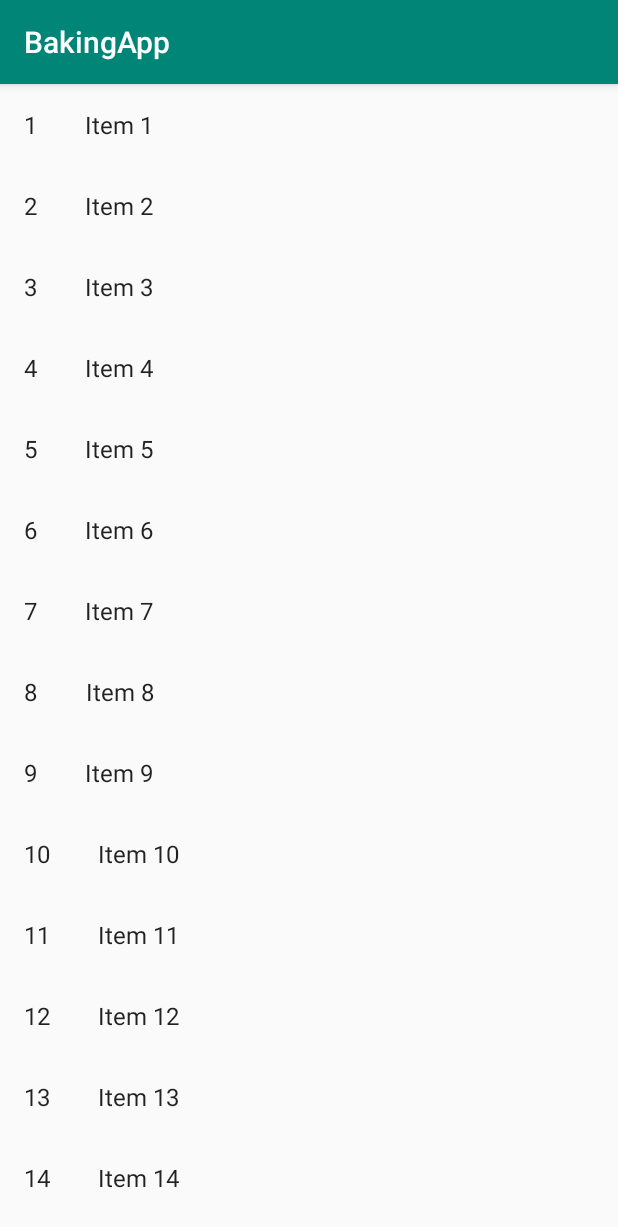
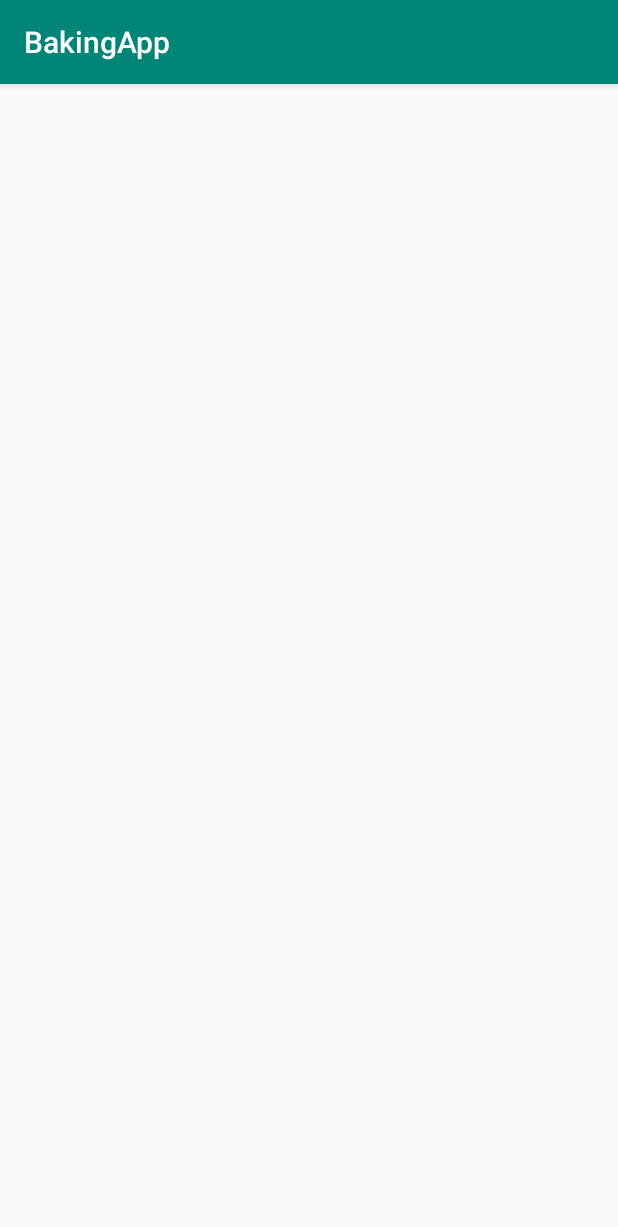
Before and after one commit to LulaV14/BakingApp, an Android app: the screen it shows after launch (MainActivity), on a phone screen of 412 x 824 dp. Shown: the top 1227 px of the screen. Run offline under Robolectric (Android 15) with nearby library versions, the phone set to English and light mode, and no system bars; 1 statement that could not run was skipped.

Commit message:
start fresh

```diff
--- a/app/src/main/java/com/example/lulavillalobos/bakingapp/Adapters/StepsAdapter.java
+++ /dev/null
@@ -1,82 +0,0 @@
-package com.example.lulavillalobos.bakingapp.Adapters;
-
-import android.support.v7.widget.RecyclerView;
-import android.view.LayoutInflater;
-import android.view.View;
-import android.view.ViewGroup;
-import android.widget.TextView;
-
-import com.example.lulavillalobos.bakingapp.R;
-import com.example.lulavillalobos.bakingapp.UI.StepsFragment.OnListFragmentInteractionListener;
-import com.example.lulavillalobos.bakingapp.dummy.DummyContent.DummyItem;
-
-import java.util.List;
-
-import butterknife.BindView;
-import butterknife.ButterKnife;
-
-/**
- * {@link RecyclerView.Adapter} that can display a {@link DummyItem} and makes a call to the
- * specified {@link OnListFragmentInteractionListener}.
- * TODO: Replace the implementation with code for your data type.
- */
-public class StepsAdapter extends RecyclerView.Adapter<StepsAdapter.ViewHolder> {
-
-    private final List<DummyItem> mValues;
-    private final OnListFragmentInteractionListener mListener;
-
-    public StepsAdapter(List<DummyItem> items, OnListFragmentInteractionListener listener) {
-        mValues = items;
-        mListener = listener;
-    }
-
-    @Override
-    public ViewHolder onCreateViewHolder(ViewGroup parent, int viewType) {
-        View view = LayoutInflater.from(parent.getContext())
-                .inflate(R.layout.fragment_steps, parent, false);
-        return new ViewHolder(view);
-    }
-
-    @Override
-    public void onBindViewHolder(final ViewHolder holder, int position) {
-        holder.mItem = mValues.get(position);
-        holder.mStepNumber.setText(mValues.get(position).id);
-        holder.mStepDescription.setText(mValues.get(position).content);
-
-        holder.mView.setOnClickListener(new View.OnClickListener() {
-            @Override
-            public void onClick(View v) {
-                if (null != mListener) {
-                    // Notify the active callbacks interface (the activity, if the
-                    // fragment is attached to one) that an item has been selected.
-                    mListener.onListFragmentInteraction(holder.mItem);
-                }
-            }
-        });
-    }
-
-    @Override
-    public int getItemCount() {
-        return mValues.size();
-    }
-
-    public class ViewHolder extends RecyclerView.ViewHolder {
-        @BindView(R.id.step_number)
-        TextView mStepNumber;
-        @BindView(R.id.step_description)
-        TextView mStepDescription;
-        public final View mView;
-        public DummyItem mItem;
-
-        public ViewHolder(View view) {
-            super(view);
-            ButterKnife.bind(this, view);
-            mView = view;
-        }
-
-        @Override
-        public String toString() {
-            return super.toString() + " '" + mStepDescription.getText() + "'";
-        }
-    }
-}
--- a/app/src/main/java/com/example/lulavillalobos/bakingapp/UI/DescriptionFragment.java
+++ /dev/null
@@ -1,114 +0,0 @@
-package com.example.lulavillalobos.bakingapp.UI;
-
-import android.content.Context;
-import android.net.Uri;
-import android.os.Bundle;
-import android.support.v4.app.Fragment;
-import android.view.LayoutInflater;
-import android.view.View;
-import android.view.ViewGroup;
-import android.widget.TextView;
-
-import com.example.lulavillalobos.bakingapp.R;
-
-import butterknife.BindView;
-import butterknife.ButterKnife;
-
-/**
- * A simple {@link Fragment} subclass.
- * Activities that contain this fragment must implement the
- * {@link DescriptionFragment.OnFragmentInteractionListener} interface
- * to handle interaction events.
- * Use the {@link DescriptionFragment#newInstance} factory method to
- * create an instance of this fragment.
- */
-public class DescriptionFragment extends Fragment {
-
-    private static final String STEP_NUMBER_KEY = "step_number";
-
-    private String mStepNumber;
-
-//    private OnFragmentInteractionListener mListener;
-
-    @BindView(R.id.step_description_frag)
-    TextView tvStepNumber;
-
-    public DescriptionFragment() {
-        // Required empty public constructor
-    }
-
-    /**
-     * Use this factory method to create a new instance of
-     * this fragment using the provided parameters.
-     *
-     * @param step_number Parameter 1.
-     * @return A new instance of fragment DescriptionFragment.
-     */
-    // TODO: Rename and change types and number of parameters
-    public static DescriptionFragment newInstance(String step_number) {
-        DescriptionFragment fragment = new DescriptionFragment();
-        Bundle args = new Bundle();
-        args.putString(STEP_NUMBER_KEY, step_number);
-        fragment.setArguments(args);
-        return fragment;
-    }
-
-    @Override
-    public void onCreate(Bundle savedInstanceState) {
-        super.onCreate(savedInstanceState);
-        if (getArguments() != null) {
-            mStepNumber = getArguments().getString(STEP_NUMBER_KEY);
-        }
-    }
-
-    @Override
-    public View onCreateView(LayoutInflater inflater, ViewGroup container,
-                             Bundle savedInstanceState) {
-        // Inflate the layout for this fragment
-        View view = inflater.inflate(R.layout.fragment_description, container, false);
-        ButterKnife.bind(this, view);
-
-        tvStepNumber.setText(mStepNumber);
-
-        return view;
-    }
-
-    // TODO: Rename method, update argument and hook method into UI event
-//    public void onButtonPressed(Uri uri) {
-//        if (mListener != null) {
-//            mListener.onFragmentInteraction(uri);
-//        }
-//    }
-
-    @Override
-    public void onAttach(Context context) {
-        super.onAttach(context);
-//        if (context instanceof OnFragmentInteractionListener) {
-//            mListener = (OnFragmentInteractionListener) context;
-//        } else {
-//            throw new RuntimeException(context.toString()
-//                    + " must implement OnFragmentInteractionListener");
-//        }
-    }
-
-    @Override
-    public void onDetach() {
-        super.onDetach();
-//        mListener = null;
-    }
-
-    /**
-     * This interface must be implemented by activities that contain this
-     * fragment to allow an interaction in this fragment to be communicated
-     * to the activity and potentially other fragments contained in that
-     * activity.
-     * <p>
-     * See the Android Training lesson <a href=
-     * "http://developer.android.com/training/basics/fragments/communicating.html"
-     * >Communicating with Other Fragments</a> for more information.
-     */
-//    public interface OnFragmentInteractionListener {
-//        // TODO: Update argument type and name
-//        void onFragmentInteraction(Uri uri);
-//    }
-}
--- a/app/src/main/java/com/example/lulavillalobos/bakingapp/UI/MainActivity.java
+++ b/app/src/main/java/com/example/lulavillalobos/bakingapp/UI/MainActivity.java
@@ -4,23 +4,12 @@ import android.support.v7.app.AppCompatActivity;
 import android.os.Bundle;
 
 import com.example.lulavillalobos.bakingapp.R;
-import com.example.lulavillalobos.bakingapp.dummy.DummyContent;
 
-import butterknife.BindView;
-
-public class MainActivity extends AppCompatActivity implements StepsFragment.OnListFragmentInteractionListener {
+public class MainActivity extends AppCompatActivity {
 
     @Override
     protected void onCreate(Bundle savedInstanceState) {
         super.onCreate(savedInstanceState);
         setContentView(R.layout.activity_main);
     }
-
-    @Override
-    public void onListFragmentInteraction(DummyContent.DummyItem item) {
-        Bundle bundle = new Bundle();
-        bundle.putString("step_number", item.id);
-        DescriptionFragment descriptionFragment = new DescriptionFragment();
-        descriptionFragment.setArguments(bundle);
-    }
 }
--- a/app/src/main/java/com/example/lulavillalobos/bakingapp/UI/StepsFragment.java
+++ /dev/null
@@ -1,109 +0,0 @@
-package com.example.lulavillalobos.bakingapp.UI;
-
-import android.content.Context;
-import android.os.Bundle;
-import android.support.v4.app.Fragment;
-import android.support.v7.widget.GridLayoutManager;
-import android.support.v7.widget.LinearLayoutManager;
-import android.support.v7.widget.RecyclerView;
-import android.view.LayoutInflater;
-import android.view.View;
-import android.view.ViewGroup;
-
-import com.example.lulavillalobos.bakingapp.Adapters.StepsAdapter;
-import com.example.lulavillalobos.bakingapp.R;
-import com.example.lulavillalobos.bakingapp.dummy.DummyContent;
-import com.example.lulavillalobos.bakingapp.dummy.DummyContent.DummyItem;
-
-/**
- * A fragment representing a list of Items.
- * <p/>
- * Activities containing this fragment MUST implement the {@link OnListFragmentInteractionListener}
- * interface.
- */
-public class StepsFragment extends Fragment {
-
-    // TODO: Customize parameter argument names
-    private static final String ARG_COLUMN_COUNT = "column-count";
-    // TODO: Customize parameters
-    private int mColumnCount = 1;
-    private OnListFragmentInteractionListener mListener;
-
-    /**
-     * Mandatory empty constructor for the fragment manager to instantiate the
-     * fragment (e.g. upon screen orientation changes).
-     */
-    public StepsFragment() {
-    }
-
-    // TODO: Customize parameter initialization
-    @SuppressWarnings("unused")
-    public static StepsFragment newInstance(int columnCount) {
-        StepsFragment fragment = new StepsFragment();
-        Bundle args = new Bundle();
-        args.putInt(ARG_COLUMN_COUNT, columnCount);
-        fragment.setArguments(args);
-        return fragment;
-    }
-
-    @Override
-    public void onCreate(Bundle savedInstanceState) {
-        super.onCreate(savedInstanceState);
-
-        if (getArguments() != null) {
-            mColumnCount = getArguments().getInt(ARG_COLUMN_COUNT);
-        }
-    }
-
-    @Override
-    public View onCreateView(LayoutInflater inflater, ViewGroup container,
-                             Bundle savedInstanceState) {
-        View view = inflater.inflate(R.layout.fragment_steps_list, container, false);
-
-        // Set the adapter
-        if (view instanceof RecyclerView) {
-            Context context = view.getContext();
-            RecyclerView recyclerView = (RecyclerView) view;
-            if (mColumnCount <= 1) {
-                recyclerView.setLayoutManager(new LinearLayoutManager(context));
-            } else {
-                recyclerView.setLayoutManager(new GridLayoutManager(context, mColumnCount));
-            }
-            recyclerView.setAdapter(new StepsAdapter(DummyContent.ITEMS, mListener));
-        }
-        return view;
-    }
-
-
-    @Override
-    public void onAttach(Context context) {
-        super.onAttach(context);
-        if (context instanceof OnListFragmentInteractionListener) {
-            mListener = (OnListFragmentInteractionListener) context;
-        } else {
-            throw new RuntimeException(context.toString()
-                    + " must implement OnListFragmentInteractionListener");
-        }
-    }
-
-    @Override
-    public void onDetach() {
-        super.onDetach();
-        mListener = null;
-    }
-
-    /**
-     * This interface must be implemented by activities that contain this
-     * fragment to allow an interaction in this fragment to be communicated
-     * to the activity and potentially other fragments contained in that
-     * activity.
-     * <p/>
-     * See the Android Training lesson <a href=
-     * "http://developer.android.com/training/basics/fragments/communicating.html"
-     * >Communicating with Other Fragments</a> for more information.
-     */
-    public interface OnListFragmentInteractionListener {
-        // TODO: Update argument type and name
-        void onListFragmentInteraction(DummyItem item);
-    }
-}
--- a/app/src/main/java/com/example/lulavillalobos/bakingapp/dummy/DummyContent.java
+++ /dev/null
@@ -1,72 +0,0 @@
-package com.example.lulavillalobos.bakingapp.dummy;
-
-import java.util.ArrayList;
-import java.util.HashMap;
-import java.util.List;
-import java.util.Map;
-
-/**
- * Helper class for providing sample content for user interfaces created by
- * Android template wizards.
- * <p>
- * TODO: Replace all uses of this class before publishing your app.
- */
-public class DummyContent {
-
-    /**
-     * An array of sample (dummy) items.
-     */
-    public static final List<DummyItem> ITEMS = new ArrayList<DummyItem>();
-
-    /**
-     * A map of sample (dummy) items, by ID.
-     */
-    public static final Map<String, DummyItem> ITEM_MAP = new HashMap<String, DummyItem>();
-
-    private static final int COUNT = 25;
-
-    static {
-        // Add some sample items.
-        for (int i = 1; i <= COUNT; i++) {
-            addItem(createDummyItem(i));
-        }
-    }
-
-    private static void addItem(DummyItem item) {
-        ITEMS.add(item);
-        ITEM_MAP.put(item.id, item);
-    }
-
-    private static DummyItem createDummyItem(int position) {
-        return new DummyItem(String.valueOf(position), "Item " + position, makeDetails(position));
-    }
-
-    private static String makeDetails(int position) {
-        StringBuilder builder = new StringBuilder();
-        builder.append("Details about Item: ").append(position);
-        for (int i = 0; i < position; i++) {
-            builder.append("\nMore details information here.");
-        }
-        return builder.toString();
-    }
-
-    /**
-     * A dummy item representing a piece of content.
-     */
-    public static class DummyItem {
-        public final String id;
-        public final String content;
-        public final String details;
-
-        public DummyItem(String id, String content, String details) {
-            this.id = id;
-            this.content = content;
-            this.details = details;
-        }
-
-        @Override
-        public String toString() {
-            return content;
-        }
-    }
-}
--- a/app/src/main/res/layout/fragment_description.xml
+++ /dev/null
@@ -1,15 +0,0 @@
-<?xml version="1.0" encoding="utf-8"?>
-<FrameLayout xmlns:android="http://schemas.android.com/apk/res/android"
-    xmlns:tools="http://schemas.android.com/tools"
-    android:layout_width="match_parent"
-    android:layout_height="match_parent"
-    tools:context=".UI.DescriptionFragment">
-
-    <!-- TODO: Update blank fragment layout -->
-    <TextView
-        android:id="@+id/step_description_frag"
-        android:layout_width="match_parent"
-        android:layout_height="match_parent"
-        android:text="@string/hello_blank_fragment" />
-
-</FrameLayout>
--- a/app/src/main/res/layout/fragment_steps.xml
+++ /dev/null
@@ -1,21 +0,0 @@
-<?xml version="1.0" encoding="utf-8"?>
-<LinearLayout xmlns:android="http://schemas.android.com/apk/res/android"
-    android:layout_width="wrap_content"
-    android:layout_height="wrap_content"
-    android:orientation="horizontal"
-    android:clickable="true">
-
-    <TextView
-        android:id="@+id/step_number"
-        android:layout_width="wrap_content"
-        android:layout_height="wrap_content"
-        android:layout_margin="@dimen/text_margin"
-        android:textAppearance="?attr/textAppearanceListItem" />
-
-    <TextView
-        android:id="@+id/step_description"
-        android:layout_width="wrap_content"
-        android:layout_height="wrap_content"
-        android:layout_margin="@dimen/text_margin"
-        android:textAppearance="?attr/textAppearanceListItem" />
-</LinearLayout>
--- a/app/src/main/res/layout/fragment_steps_list.xml
+++ /dev/null
@@ -1,12 +0,0 @@
-<?xml version="1.0" encoding="utf-8"?>
-<android.support.v7.widget.RecyclerView xmlns:android="http://schemas.android.com/apk/res/android"
-    xmlns:app="http://schemas.android.com/apk/res-auto"
-    xmlns:tools="http://schemas.android.com/tools"
-    android:id="@+id/list"
-    android:name="com.example.lulavillalobos.bakingapp.UI.StepsFragment"
-    android:layout_width="match_parent"
-    android:layout_height="match_parent"
-    android:layout_marginLeft="16dp"
-    android:layout_marginRight="16dp"
-    tools:context=".UI.StepsFragment"
-    tools:listitem="@layout/fragment_steps" />
--- a/build.gradle
+++ b/build.gradle
@@ -7,7 +7,7 @@ buildscript {
         jcenter()
     }
     dependencies {
-        classpath 'com.android.tools.build:gradle:3.2.1'
+        classpath 'com.android.tools.build:gradle:3.3.1'
 
 
         // NOTE: Do not place your application dependencies here; they belong
```
Also changed, not shown: gradle/wrapper/gradle-wrapper.properties.
